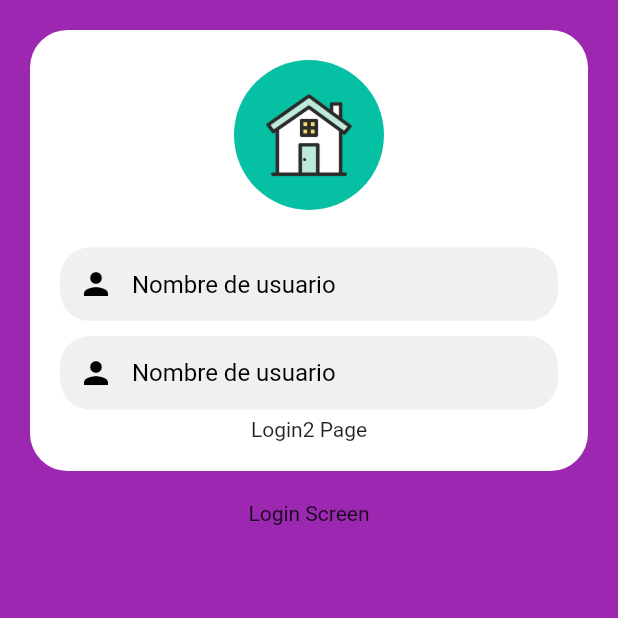
After one commit to juanbacan/flutter-skeletonapp, a Flutter app: the LoginScreen screen opened by its route, on a phone screen of 412 x 824 dp, the top half of it. The commit adds this screen. Run offline on Flutter 3.47's test engine with Material 2 defaults, Android fonts, the phone set to English and light mode, and no system bars; our stand-ins replace shared_preferences; accounts and stored records are empty.

Commit message:
Avance en el LoginScreen

```diff
--- a/lib/main.dart
+++ b/lib/main.dart
@@ -2,6 +2,7 @@ import 'package:flutter/material.dart';
 import 'package:provider/provider.dart';
 import 'package:skeletonproject/providers/user_provider.dart';
 import 'package:skeletonproject/screens/home_screen.dart';
+import 'package:skeletonproject/screens/login_screen.dart';
 import 'package:skeletonproject/screens/welcome_screen.dart';
 
 import 'package:skeletonproject/share_preferences.dart/preferences.dart';
@@ -37,10 +38,17 @@ class MyApp extends StatelessWidget {
             textStyle: const TextStyle(color: Colors.white),
           )
         ),
+        textTheme: const TextTheme(
+          headline1: TextStyle(
+            fontSize: 30,
+            fontWeight: FontWeight.w900,
+          ),
+        )
       ),
-      home: Preferences.welcome ? const WelcomeScreen() : const HomeScreen(),
+      home: Preferences.welcome ? const WelcomeScreen() : const LoginScreen(),
       routes: {
         '/home': (context) => const HomeScreen(),
+        '/login':(context) => const LoginScreen(),
       },
     );
   }
--- /dev/null
+++ b/lib/screens/login_screen.dart
@@ -0,0 +1,61 @@
+import 'package:flutter/material.dart';
+import 'package:skeletonproject/widgets/generales/CustomInput.dart';
+import 'package:skeletonproject/widgets/generales/Paper.dart';
+
+class LoginScreen extends StatelessWidget {
+  const LoginScreen({Key? key}) : super(key: key);
+
+  @override
+  Widget build(BuildContext context) {
+
+    final emailCtlr = TextEditingController();
+
+    return Scaffold(
+      body: Container(
+        color: Theme.of(context).primaryColor,
+        child: Column(
+          children: [
+            Padding(
+              padding: const EdgeInsets.all(20.0),
+              child: Paper(
+                border: 25.0,
+                child: Column(
+                  children: [
+                    Container(
+                      width: 100,
+                      height: 100,
+                      decoration: const BoxDecoration(
+                        shape: BoxShape.circle,
+                        image: DecorationImage(
+                          image: AssetImage('assets/images/image1.jpg'),
+                          fit: BoxFit.cover,
+                        ),
+                      ),
+                    ),
+                    const SizedBox(height: 20),
+                    CustomInput(
+                      icon: Icons.person,
+                      placeholder: "Nombre de usuario",
+                      textController: emailCtlr,
+                      color: Colors.white,
+                    ),
+                    CustomInput(
+                      icon: Icons.person,
+                      placeholder: "Nombre de usuario",
+                      textController: emailCtlr,
+                      color: Colors.white,
+                    ),
+                    const Text('Login2 Page'),
+                  ],
+                )
+              ),
+            ),
+            const Center(
+              child: Text('Login Screen'),
+            ),
+          ],
+        ),
+      ),
+    );
+  }
+}
--- /dev/null
+++ b/lib/widgets/generales/CustomInput.dart
@@ -0,0 +1,60 @@
+
+import 'package:flutter/material.dart';
+
+class CustomInput extends StatelessWidget {
+
+  final IconData icon;
+  final String placeholder;
+  final TextEditingController textController;
+  final TextInputType keyboardType;
+  final bool isPassword;
+  final Color? color;
+
+  const CustomInput({
+    required this.icon,
+    required this.placeholder,
+    required this.textController,
+    this.keyboardType = TextInputType.text,
+    this.isPassword = false,
+    this.color,
+    Key? key
+  }) : super(key: key);
+
+  @override
+  Widget build(BuildContext context) {
+
+    return Container(
+      margin: const EdgeInsets.symmetric(vertical: 5),
+      child: TextField(
+        cursorColor: const Color(0xFF151624),
+        //style: TextStyle(color: Colors.black, fontWeight: FontWeight.bold),
+        obscureText: isPassword,
+        controller: textController,
+        keyboardType: keyboardType,
+        decoration: InputDecoration(
+          hintText: placeholder,
+          enabledBorder: OutlineInputBorder(
+            borderRadius: BorderRadius.circular(20),
+            borderSide: const BorderSide(
+              width: 28.0,
+              color: Color.fromARGB(255, 240, 240, 240),
+            )
+          ),
+          focusedBorder: OutlineInputBorder(
+            borderRadius: BorderRadius.circular(20),
+            borderSide: BorderSide(
+              width: 3.0,
+              color: Theme.of(context).primaryColor,
+            )
+          ),
+          contentPadding: const EdgeInsets.all(15),
+          hintStyle: const TextStyle(color: Colors.black),
+          prefixIcon: Icon(
+            icon,
+            color: textController.text.isEmpty ? Colors.black : color,
+          )
+        ),
+      ),
+    );
+  }
+}
--- /dev/null
+++ b/lib/widgets/generales/Paper.dart
@@ -0,0 +1,32 @@
+import 'package:flutter/material.dart';
+
+class Paper extends StatelessWidget {
+
+  final Widget child;
+  final Color? color;
+  final double? padding;
+  final double? border;
+
+  const Paper({
+    Key? key,
+    required this.child,
+    this.color,
+    this.padding,
+    this.border,
+  }) : super(key: key);
+
+  @override
+  Widget build(BuildContext context) {
+    return Container(
+      decoration: BoxDecoration(
+        borderRadius: BorderRadius.circular(border ?? 10),
+        color: color ??Colors.white,
+      ),
+      width: double.infinity,
+      child: Padding(
+        padding: EdgeInsets.all(padding ?? 20.0),
+        child: child
+      ),
+    );
+  }
+}
```
